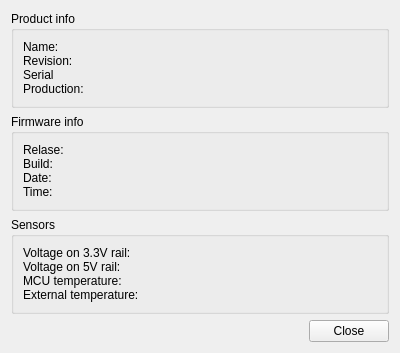
Old version of the form GramophoneTools/Recorder/device_info.ui in the repository Femtonics/GramophoneTools.
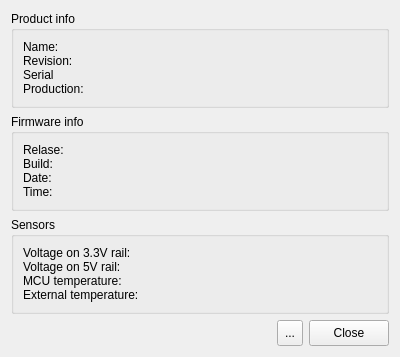
New version of the form. Icons and pictures are not drawn.

Patch:
```diff
--- a/GramophoneTools/Recorder/device_info.ui
+++ b/GramophoneTools/Recorder/device_info.ui
@@ -86,8 +86,40 @@
        </property>
       </spacer>
      </item>
+     <item>
+      <widget class="QToolButton" name="refresh_btn">
+       <property name="sizePolicy">
+        <sizepolicy hsizetype="Fixed" vsizetype="Fixed">
+         <horstretch>0</horstretch>
+         <verstretch>0</verstretch>
+        </sizepolicy>
+       </property>
+       <property name="minimumSize">
+        <size>
+         <width>26</width>
+         <height>26</height>
+        </size>
+       </property>
+       <property name="toolTip">
+        <string>Detect all connected Gramophones and refresh the list.</string>
+       </property>
+       <property name="text">
+        <string>...</string>
+       </property>
+       <property name="icon">
+        <iconset resource="res/resources.qrc">
+         <normaloff>:/icons/appbar.refresh.png</normaloff>:/icons/appbar.refresh.png</iconset>
+       </property>
+      </widget>
+     </item>
      <item>
       <widget class="QPushButton" name="close_btn">
+       <property name="minimumSize">
+        <size>
+         <width>0</width>
+         <height>26</height>
+        </size>
+       </property>
        <property name="text">
         <string>Close</string>
        </property>
```
Left out of the diff: 4 changed lines with no effect on the pictures.
